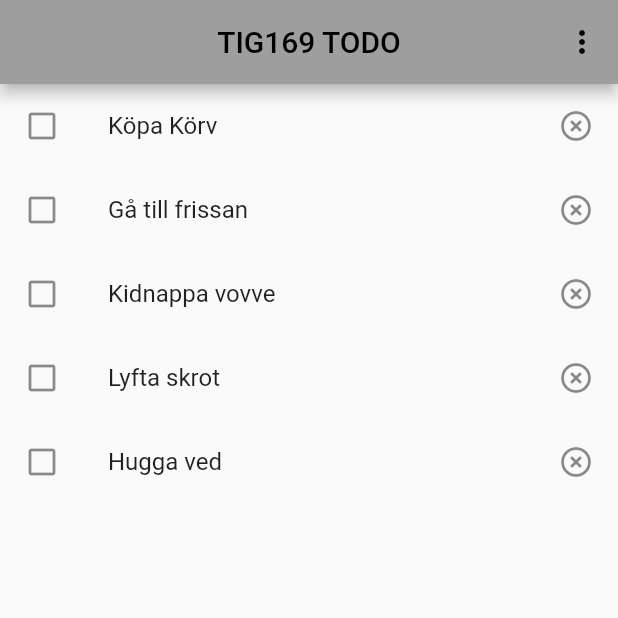
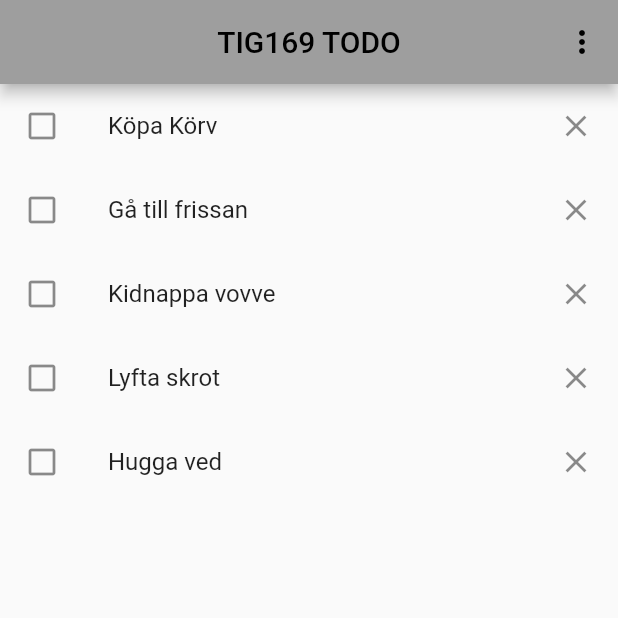
Before and after one commit to gu-tig169-ht21/gusberlow, a Flutter app: the screen it shows after launch, on a phone screen of 412 x 824 dp, the top half of it. Run offline on Flutter 3.47's test engine with Material 2 defaults, Android fonts, the light colour scheme and no system bars.

Commit message:
tog bort ett d i Add

```diff
--- a/lib/main.dart
+++ b/lib/main.dart
@@ -59,7 +59,7 @@ class MainView extends StatelessWidget {
     return ListTile(
       leading: Icon(Icons.check_box_outline_blank),
       title: Text(strText),
-      trailing: Icon(Icons.highlight_remove),
+      trailing: Icon(Icons.close),
     );
   }
 }
@@ -118,7 +118,7 @@ class SecondView extends StatelessWidget {
         ),
         Container(
           margin: EdgeInsets.only(left: 5),
-          child: Text('Addd'),
+          child: Text('Add'),
         ),
       ],
     );
```
